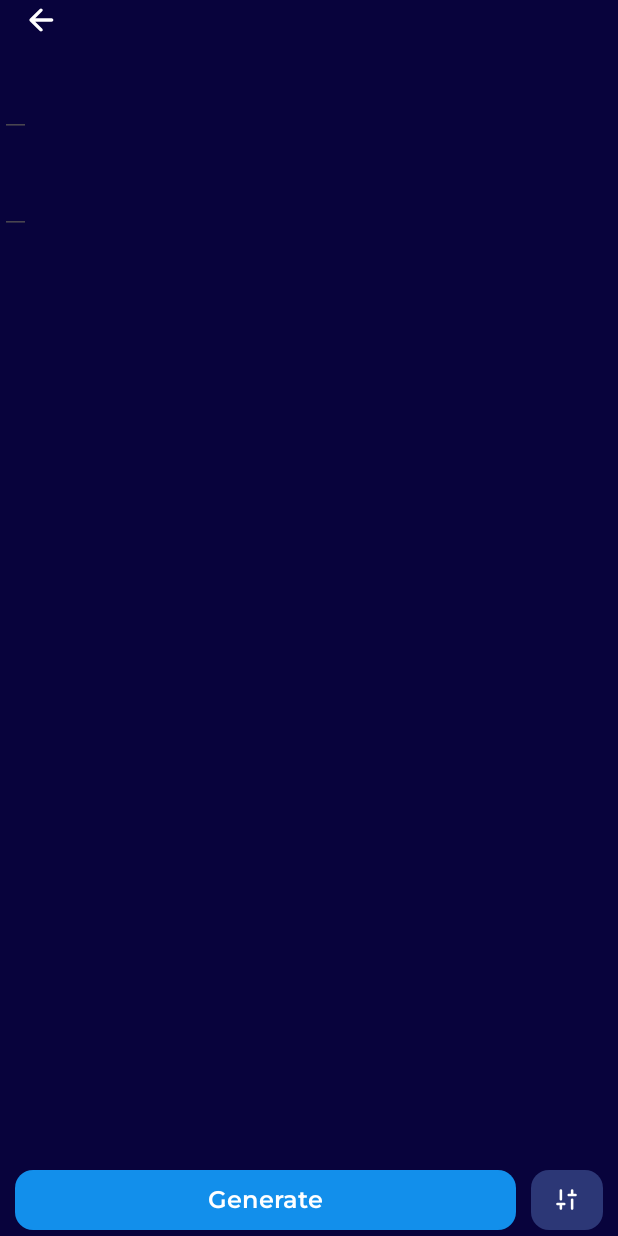
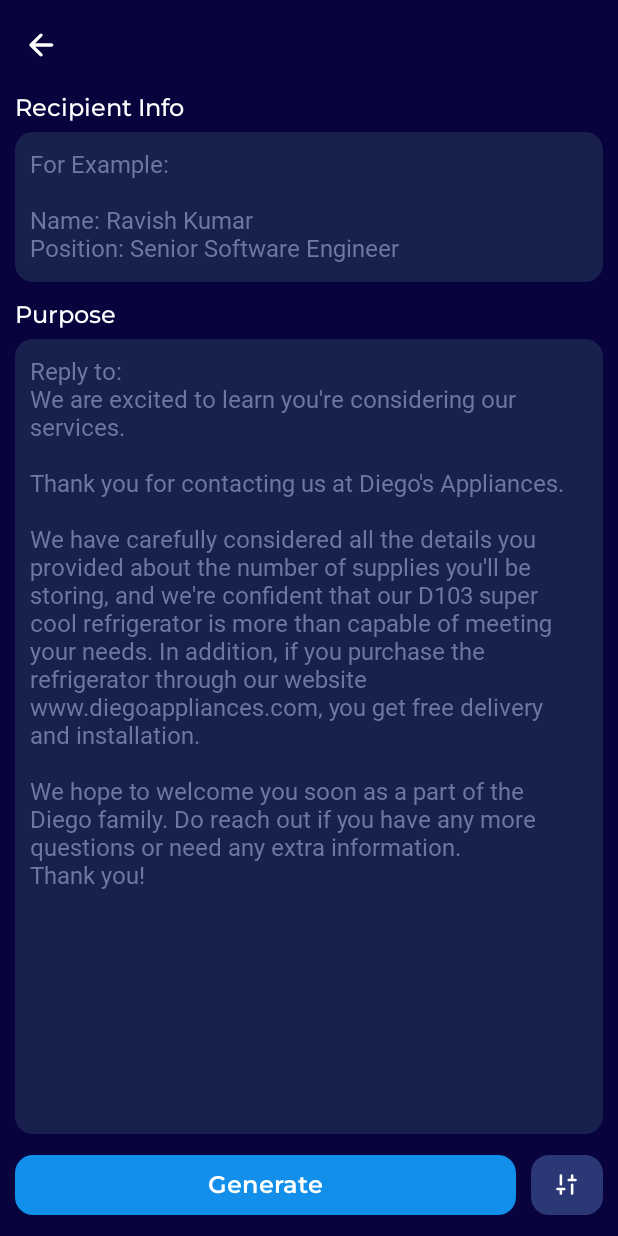
Before and after one commit to SidharthMudgil/chomu, an Android app: the EmailFragment screen opened through its navigation route, on a phone screen of 412 x 824 dp. Run offline under Robolectric (Android 15) with nearby library versions, the phone set to English and light mode, and no system bars.

Commit message:
final ui for fragment_email

```diff
--- a/app/src/main/res/layout/fragment_email.xml
+++ b/app/src/main/res/layout/fragment_email.xml
@@ -10,7 +10,7 @@
         android:id="@+id/top_bar"
         layout="@layout/top_bar"
         android:layout_width="match_parent"
-        android:layout_height="wrap_content"
+        android:layout_height="@dimen/top_bar_size"
         app:layout_constraintBottom_toBottomOf="parent"
         app:layout_constraintEnd_toEndOf="parent"
         app:layout_constraintStart_toStartOf="parent"
@@ -21,6 +21,11 @@
         android:id="@+id/label_recipient_info"
         android:layout_width="wrap_content"
         android:layout_height="wrap_content"
+        android:layout_marginStart="@dimen/white_space"
+        android:text="@string/recipient_info"
+        android:textColor="@color/white"
+        android:textFontWeight="500"
+        android:textSize="16sp"
         app:layout_constraintBottom_toTopOf="@+id/bottom_bar"
         app:layout_constraintEnd_toEndOf="parent"
         app:layout_constraintHorizontal_bias="0"
@@ -30,19 +35,36 @@
 
     <com.google.android.material.textfield.TextInputEditText
         android:id="@+id/et_recipient_info"
-        android:layout_width="wrap_content"
-        android:layout_height="wrap_content"
+        android:layout_width="match_parent"
+        android:layout_height="100dp"
+        android:layout_marginStart="@dimen/white_space"
+        android:layout_marginTop="@dimen/title_space"
+        android:layout_marginEnd="@dimen/white_space"
+        android:background="@drawable/bg_input_text"
+        android:gravity="start"
+        android:hint="@string/hint_recipient_info"
+        android:padding="@dimen/white_space"
+        android:textColor="@color/grey100"
+        android:textColorHint="@color/grey300"
+        android:textSize="16sp"
         app:layout_constraintBottom_toTopOf="@+id/bottom_bar"
         app:layout_constraintEnd_toEndOf="parent"
         app:layout_constraintHorizontal_bias="0"
         app:layout_constraintStart_toStartOf="parent"
         app:layout_constraintTop_toBottomOf="@+id/label_recipient_info"
-        app:layout_constraintVertical_bias="0" />
+        app:layout_constraintVertical_bias="0"
+        tools:ignore="HardcodedText" />
 
     <com.google.android.material.textview.MaterialTextView
         android:id="@+id/label_purpose"
         android:layout_width="wrap_content"
         android:layout_height="wrap_content"
+        android:layout_marginStart="@dimen/white_space"
+        android:layout_marginTop="@dimen/white_space"
+        android:text="@string/purpose"
+        android:textColor="@color/white"
+        android:textFontWeight="500"
+        android:textSize="16sp"
         app:layout_constraintBottom_toTopOf="@+id/bottom_bar"
         app:layout_constraintEnd_toEndOf="parent"
         app:layout_constraintHorizontal_bias="0"
@@ -52,20 +74,33 @@
 
     <com.google.android.material.textfield.TextInputEditText
         android:id="@+id/et_purpose"
-        android:layout_width="wrap_content"
-        android:layout_height="wrap_content"
+        android:layout_width="match_parent"
+        android:layout_height="0dp"
+        android:layout_marginStart="@dimen/white_space"
+        android:layout_marginTop="@dimen/title_space"
+        android:layout_marginEnd="@dimen/white_space"
+        android:layout_marginBottom="@dimen/white_space"
+        android:background="@drawable/bg_input_text"
+        android:gravity="start"
+        android:hint="@string/hint_email"
+        android:padding="@dimen/white_space"
+        android:textColor="@color/grey100"
+        android:textColorHint="@color/grey300"
+        android:textSize="16sp"
         app:layout_constraintBottom_toTopOf="@+id/bottom_bar"
         app:layout_constraintEnd_toEndOf="parent"
         app:layout_constraintHorizontal_bias="0"
         app:layout_constraintStart_toStartOf="parent"
         app:layout_constraintTop_toBottomOf="@+id/label_purpose"
-        app:layout_constraintVertical_bias="0" />
+        app:layout_constraintVertical_bias="0"
+        tools:ignore="HardcodedText" />
 
     <include
         android:id="@+id/bottom_bar"
         layout="@layout/bottom_bar"
         android:layout_width="match_parent"
         android:layout_height="wrap_content"
+        android:layout_marginBottom="@dimen/white_space"
         app:layout_constraintBottom_toBottomOf="parent"
         app:layout_constraintEnd_toEndOf="parent"
         app:layout_constraintStart_toStartOf="parent"
--- a/app/src/main/res/layout/fragment_grammar.xml
+++ b/app/src/main/res/layout/fragment_grammar.xml
@@ -29,7 +29,9 @@
         android:hint="@string/grammar_prompt"
         android:padding="@dimen/white_space"
         android:scrollbars="vertical"
-        android:textColorHint="@color/gray"
+        android:textColor="@color/grey100"
+        android:textColorHint="@color/grey300"
+        android:textSize="16sp"
         app:layout_constraintBottom_toTopOf="@+id/bottom_bar"
         app:layout_constraintEnd_toEndOf="parent"
         app:layout_constraintStart_toStartOf="parent"
--- a/app/src/main/res/layout/fragment_summary.xml
+++ b/app/src/main/res/layout/fragment_summary.xml
@@ -29,7 +29,9 @@
         android:hint="@string/summary_prompt"
         android:padding="@dimen/white_space"
         android:scrollbars="vertical"
-        android:textColorHint="@color/gray"
+        android:textSize="16sp"
+        android:textColor="@color/grey100"
+        android:textColorHint="@color/grey300"
         app:layout_constraintBottom_toTopOf="@+id/bottom_bar"
         app:layout_constraintEnd_toEndOf="parent"
         app:layout_constraintStart_toStartOf="parent"
--- a/app/src/main/res/layout/item_card_category.xml
+++ b/app/src/main/res/layout/item_card_category.xml
@@ -36,7 +36,7 @@
             android:id="@+id/tv_subtitle"
             android:layout_width="wrap_content"
             android:layout_height="wrap_content"
-            android:textColor="@color/gray"
+            android:textColor="@color/grey300"
             android:textSize="13sp"
             app:layout_constraintBottom_toBottomOf="parent"
             app:layout_constraintEnd_toStartOf="@id/iv_image"
--- a/app/src/main/res/layout/search_layout.xml
+++ b/app/src/main/res/layout/search_layout.xml
@@ -27,8 +27,8 @@
             android:hint="@string/chat_with_chomu"
             android:paddingStart="@dimen/rounded_content_padding"
             android:paddingEnd="@dimen/rounded_content_padding"
-            android:textColor="@color/white"
-            android:textColorHint="@color/gray" />
+            android:textColor="@color/grey100"
+            android:textColorHint="@color/grey300" />
 
     </com.google.android.material.card.MaterialCardView>
 
--- a/app/src/main/res/values/colors.xml
+++ b/app/src/main/res/values/colors.xml
@@ -1,8 +1,10 @@
 <?xml version="1.0" encoding="utf-8"?>
 <resources>
     <color name="black">#FF000000</color>
-    <color name="gray">#FF6C789E</color>
     <color name="white">#FFFFFFFF</color>
+
+    <color name="grey100">#FFCED1DD</color>
+    <color name="grey300">#FF6C789E</color>
 
     <color name="blue700">#FF08033C</color>
     <color name="blue500">#FF18204D</color>
--- a/app/src/main/res/values/dimens.xml
+++ b/app/src/main/res/values/dimens.xml
@@ -7,4 +7,5 @@
     <dimen name="search_bar_size">50dp</dimen>
     <dimen name="image_size_medium">36dp</dimen>
     <dimen name="rounded_content_padding">15dp</dimen>
+    <dimen name="section_margin">15dp</dimen>
 </resources>
--- a/app/src/main/res/values/strings.xml
+++ b/app/src/main/res/values/strings.xml
@@ -9,4 +9,8 @@
     <string name="assistants">Assistants</string>
     <string name="grammar_prompt">Type or paste your text here for a grammar correction…</string>
     <string name="summary_prompt">Type or paste your content here to generate a brief summary…</string>
+    <string name="recipient_info">Recipient Info</string>
+    <string name="purpose">Purpose</string>
+    <string name="hint_email">Reply to: \nWe are excited to learn you\'re considering our services.\n\nThank you for contacting us at Diego\'s Appliances.\n\nWe have carefully considered all the details you provided about the number of supplies you\'ll be storing, and we\'re confident that our D103 super cool refrigerator is more than capable of meeting your needs. In addition, if you purchase the refrigerator through our website www.diegoappliances.com, you get free delivery and installation.\n\nWe hope to welcome you soon as a part of the Diego family. Do reach out if you have any more questions or need any extra information.\nThank you!</string>
+    <string name="hint_recipient_info">For Example:\n\nName: Ravish Kumar\nPosition: Senior Software Engineer\n</string>
 </resources>
```
